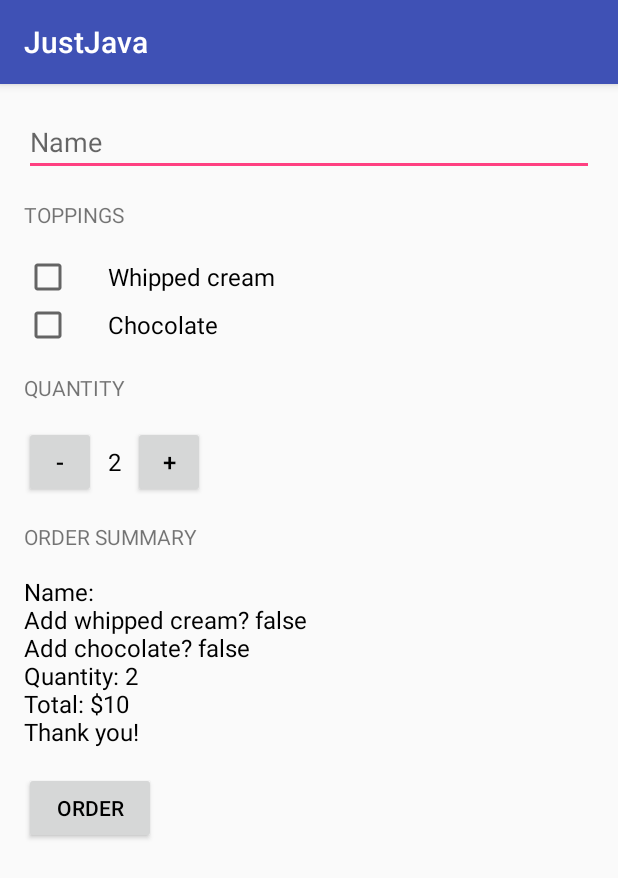
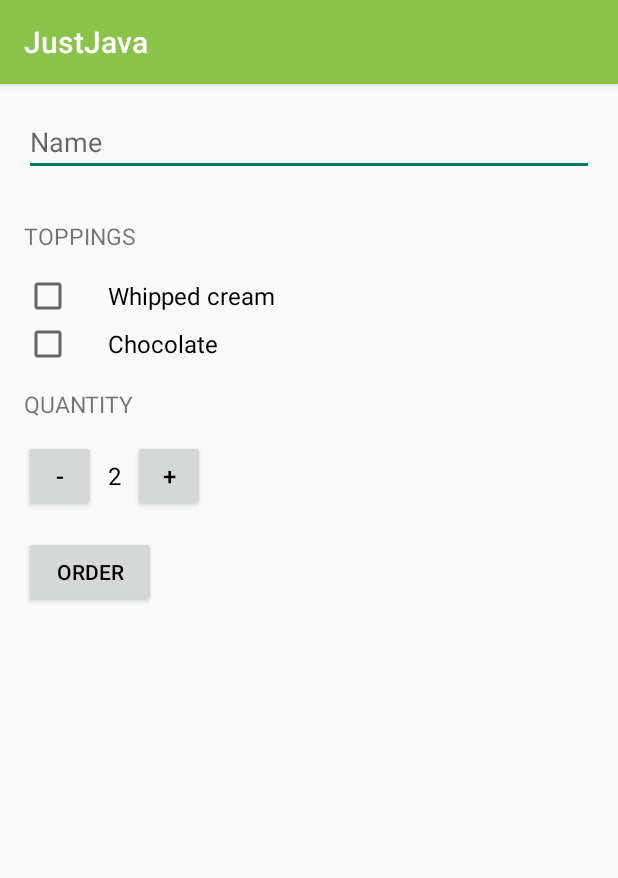
Before and after one commit to Ovarb/JustJava, an Android app: the screen it shows after launch (MainActivity), after a tap on "ORDER", on a phone screen of 412 x 824 dp. Shown: the top 878 px of the screen. Run offline under Robolectric (Android 15) with nearby library versions, the phone set to English and light mode, and no system bars.

Commit message:
style and theme added

```diff
--- a/app/src/main/java/com/example/android/justjava/MainActivity.java
+++ b/app/src/main/java/com/example/android/justjava/MainActivity.java
@@ -59,13 +59,13 @@ public class MainActivity extends AppCompatActivity {
         String priceMessage = createOrderASummary(customerName, price, isCheckedItem01, isCheckedItem02);
         displayMessage(priceMessage);
 
-        String[] mailAddresses = {"ovarb6@gmail.com"};
-        String mailSubject = getString(R.string.app_name) + ": " + customerName + " orders " + quantity + " cups of coffee";
+        //String[] mailAddresses = {"ovarb6@gmail.com"};
+        String mailSubject = getResources().getString(R.string.app_name) + " order for " + customerName + " (" + quantity + " cups of coffee)";
         Log.i("MainActivity", "Mail subject string: " + mailSubject);
 
         Intent intent = new Intent(Intent.ACTION_SENDTO);
         intent.setData(Uri.parse("mailto:")); // only email apps should handle this
-        intent.putExtra(Intent.EXTRA_EMAIL, mailAddresses);
+        //intent.putExtra(Intent.EXTRA_EMAIL, mailAddresses);
         intent.putExtra(Intent.EXTRA_SUBJECT, mailSubject);
         intent.putExtra(Intent.EXTRA_TEXT, priceMessage);
 
@@ -120,7 +120,7 @@ public class MainActivity extends AppCompatActivity {
         message += "\n" + "Add chocolate? " + isCheckedOption02;
         message += "\n" + "Quantity: " + quantity;
         message += "\n" + "Total: " + "$" + price;
-        message += "\n" + "Thank you!";
+        message += "\n" + getResources().getString(R.string.thank_you);
         return message;
     }
 
--- a/app/src/main/res/layout/activity_main.xml
+++ b/app/src/main/res/layout/activity_main.xml
@@ -16,16 +16,13 @@
             android:id="@+id/name_field"
             android:layout_width="match_parent"
             android:layout_height="wrap_content"
+            android:layout_marginBottom="16dp"
             android:hint="@string/field_name_hint"
-            android:layout_marginBottom="16dp"
             android:inputType="textPersonName|textCapWords" />
 
         <TextView
-            android:layout_width="wrap_content"
-            android:layout_height="wrap_content"
-            android:layout_marginBottom="16dp"
-            android:text="@string/tw_top_name"
-            android:textAllCaps="true" />
+            style="@style/HeaderTextStyle"
+            android:text="@string/tw_top_name" />
 
         <CheckBox
             android:id="@+id/item01_check_box"
@@ -44,12 +41,8 @@
             android:textSize="16sp" />
 
         <TextView
-            android:layout_width="wrap_content"
-            android:layout_height="wrap_content"
-            android:layout_marginBottom="16dp"
-            android:layout_marginTop="16dp"
-            android:text="@string/tw_qnt_name"
-            android:textAllCaps="true" />
+            style="@style/HeaderTextStyle"
+            android:text="@string/tw_qnt_name" />
 
         <LinearLayout
             android:layout_width="wrap_content"
@@ -92,7 +85,8 @@
             android:layout_height="wrap_content"
             android:layout_marginTop="16dp"
             android:text="@string/tw_price_name"
-            android:textAllCaps="true" />
+            android:textAllCaps="true"
+            android:visibility="gone" />
 
         <TextView
             android:id="@+id/order_summary_text_view"
@@ -101,7 +95,8 @@
             android:layout_marginTop="16dp"
             android:text="$0"
             android:textColor="@android:color/black"
-            android:textSize="16sp" />
+            android:textSize="16sp"
+            android:visibility="gone" />
 
         <Button
             android:id="@+id/button"
--- a/app/src/main/res/values/strings.xml
+++ b/app/src/main/res/values/strings.xml
@@ -1,12 +1,14 @@
 <resources>
     <string name="app_name">JustJava</string>
     <string name="tw_qnt_name">Quantity</string>
+    <!-- Header text for the list of toppings [CHAR LIMIT = 20] -->
     <string name="tw_top_name">Toppings</string>
     <string name="tw_price_name">Order Summary</string>
     <string name="cb_item_01">Whipped cream</string>
     <string name="cb_item_02">Chocolate</string>
-    <string name="btn_incr_name">+</string>
-    <string name="btn_decr_name">-</string>
+    <string name="btn_incr_name" translatable="false">+</string>
+    <string name="btn_decr_name" translatable="false">-</string>
     <string name="btn_order_name">Order</string>
     <string name="field_name_hint">Name</string>
+    <string name="thank_you">Thank you!</string>
 </resources>
--- a/app/src/main/res/values/styles.xml
+++ b/app/src/main/res/values/styles.xml
@@ -3,9 +3,20 @@
     <!-- Base application theme. -->
     <style name="AppTheme" parent="Theme.AppCompat.Light.DarkActionBar">
         <!-- Customize your theme here. -->
-        <item name="colorPrimary">@color/colorPrimary</item>
-        <item name="colorPrimaryDark">@color/colorPrimaryDark</item>
-        <item name="colorAccent">@color/colorAccent</item>
+        <item name="colorPrimary">#8BC34A</item>
+        <item name="colorPrimaryDark">#4CAF50</item>
+        <item name="colorAccent">#00796B</item>
     </style>
 
+    <!-- Base header theme. -->
+    <style name="HeaderTextStyle">
+        <!-- Customize your theme here. -->
+        <item name="android:layout_width">wrap_content</item>
+        <item name="android:layout_height">48dp</item>
+        <item name="android:gravity">center_vertical</item>
+        <item name="android:textAllCaps">true</item>
+        <item name="android:textSize">15sp</item>
+    </style>
+
+
 </resources>
```
Also changed, not shown: 1 other file.
